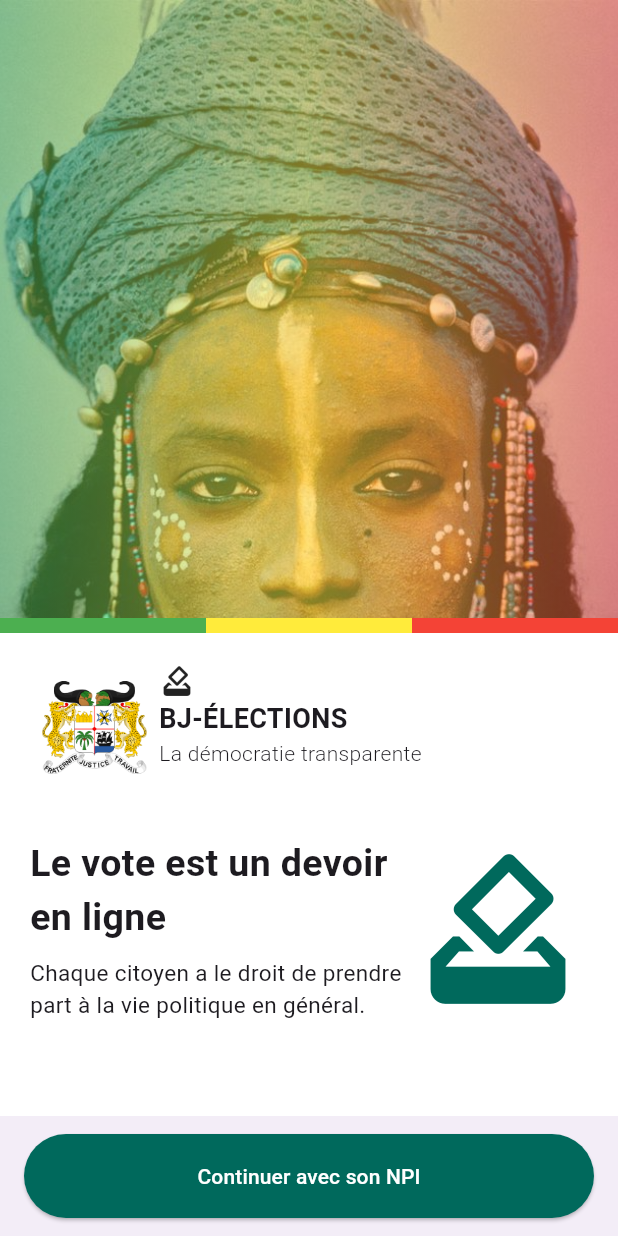
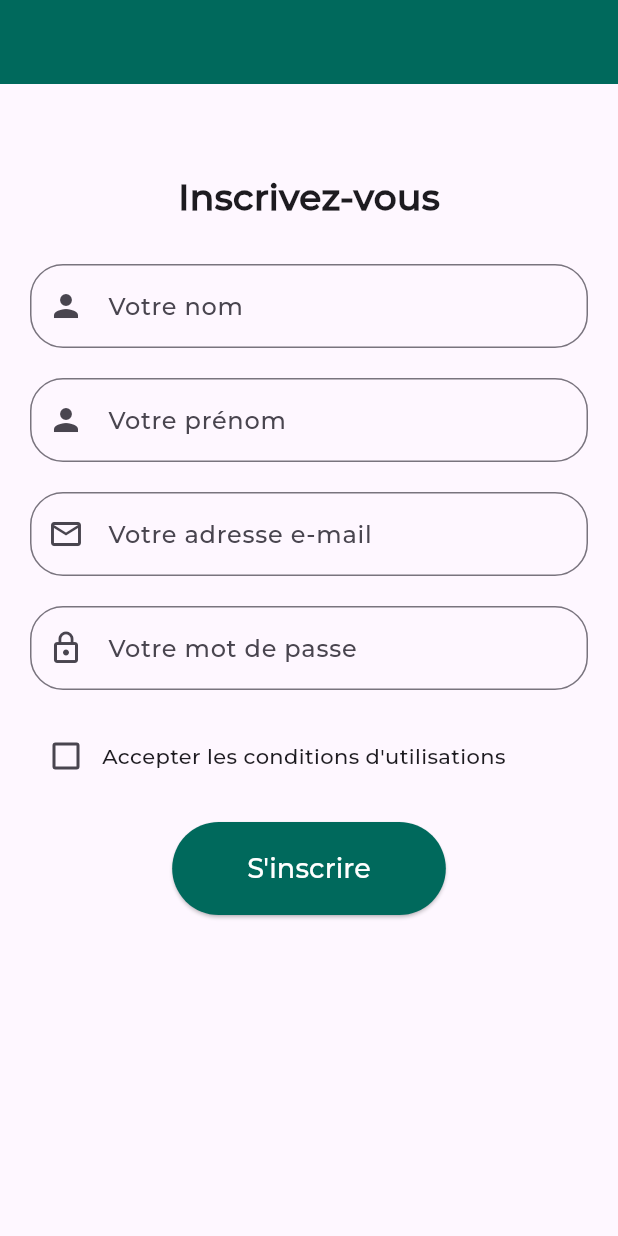
Before and after one commit to mariechristsagbo/tp_dart, a Flutter app: the screen it shows after launch, on a phone screen of 412 x 824 dp. Run offline on Flutter 3.47's test engine with Material 3 defaults, Android fonts, the phone set to English and light mode, and no system bars.

```diff
--- a/lib/main.dart
+++ b/lib/main.dart
@@ -1,6 +1,8 @@
 import 'package:flutter/material.dart';
+import 'package:tp/models/formulaire.dart';
 import 'package:tp/models/home_page.dart';
 import 'package:tp/models/second_page.dart';
+import 'package:tp/models/formulaire.dart';
 
 void main() {
   runApp(const MyApp());
@@ -12,7 +14,7 @@ class MyApp extends StatelessWidget {
   @override
   Widget build(BuildContext context) {
     return MaterialApp(
-      home: HomePage(),
+      home: LoginPage(),
       routes:  {
         '/home': (context) => HomePage(),
         '/second' : (context) => SecondPage(),
--- /dev/null
+++ b/lib/models/formulaire.dart
@@ -0,0 +1,162 @@
+import 'package:flutter/material.dart';
+
+class LoginPage extends StatefulWidget {
+  @override
+  _LoginPageState createState() => _LoginPageState();
+}
+
+class _LoginPageState extends State<LoginPage> {
+  /*String email;
+  String password;*/
+  bool acceptTerms = false;
+
+  @override
+  Widget build(BuildContext context) {
+    return Scaffold(
+      appBar: AppBar(
+        backgroundColor: Colors.teal[800],
+
+      ),
+      body: SingleChildScrollView(
+        padding: EdgeInsets.symmetric(vertical: 50, horizontal: 20),
+        child: Column(
+          crossAxisAlignment: CrossAxisAlignment.start,
+          children: <Widget>[
+            Padding(
+              padding: const EdgeInsets.all(8.0),
+              child: Center(
+                child: Text(
+                  'Inscrivez-vous',
+                  style: TextStyle(
+                    fontSize: 24,
+                    fontWeight: FontWeight.bold,
+                    fontFamily: 'Montserrat',
+                  ),
+                ),
+              ),
+            ),
+
+            SizedBox(height: 20),
+            TextField(
+              decoration: InputDecoration(
+                prefixIcon: Icon(Icons.person),
+                hintText: 'Votre nom',
+                hintStyle: TextStyle(fontFamily: 'Montserrat'),
+                border: OutlineInputBorder(
+                  borderRadius: BorderRadius.circular(22.0),
+                ),
+                focusedBorder: OutlineInputBorder(
+                  borderRadius: BorderRadius.circular(22.0),
+                  borderSide: BorderSide(color: Colors.teal),
+                ),
+              ),
+              onChanged: (value) {
+                // Traitement de la valeur du nom si nécessaire
+              },
+            ),
+            SizedBox(height: 20),
+            TextField(
+              decoration: InputDecoration(
+                prefixIcon: Icon(Icons.person),
+                hintText: 'Votre prénom',
+                hintStyle: TextStyle(fontFamily: 'Montserrat'),
+                border: OutlineInputBorder(
+                  borderRadius: BorderRadius.circular(22.0),
+                ),
+                focusedBorder: OutlineInputBorder(
+                  borderRadius: BorderRadius.circular(22.0),
+                  borderSide: BorderSide(color: Colors.teal),
+                ),
+              ),
+              onChanged: (value) {
+                // Traitement de la valeur du prénom si nécessaire
+              },
+            ),
+
+            SizedBox(height: 20),
+            TextField(
+              decoration: InputDecoration(
+                prefixIcon: Icon(Icons.email_outlined),
+                hintText: 'Votre adresse e-mail',
+                hintStyle: TextStyle (fontFamily: 'Montserrat'),
+                border: OutlineInputBorder(
+                  borderRadius: BorderRadius.circular(22.0),
+                ),
+                focusedBorder: OutlineInputBorder(
+                  borderRadius: BorderRadius.circular(22.0),
+                  borderSide: BorderSide(color: Colors.teal),
+                ),
+              ),
+              onChanged: (value) {
+
+              },
+            ),
+            SizedBox(height: 20),
+            TextField(
+              decoration: InputDecoration(
+                prefixIcon: Icon(Icons.lock_outline),
+                hintText: 'Votre mot de passe',
+                hintStyle: TextStyle (fontFamily: 'Montserrat'),
+                focusColor: Colors.teal[800],
+                border: OutlineInputBorder(
+                  borderRadius: BorderRadius.circular(22.0),
+                ),
+                focusedBorder: OutlineInputBorder(
+                  borderRadius: BorderRadius.circular(22.0),
+                  borderSide: BorderSide(color: Colors.teal),
+                ),
+              ),
+              onChanged: (value) {
+
+              },
+            ),
+            SizedBox(height: 20),
+            Row(
+              children: <Widget>[
+                Checkbox(
+                  value: acceptTerms ?? false, // Utilisation de l'opérateur ?? pour fournir une valeur par défaut si acceptTerms est null
+                  onChanged: (value) {
+                    setState(() {
+                      acceptTerms = value ?? false; // Conversion explicite de value de bool? à bool
+                    });
+                  },
+                  activeColor: Colors.teal[800],
+                ),
+
+
+                Text('Accepter les conditions d\'utilisations',
+                style: TextStyle (
+                  fontFamily: 'Montserrat'
+                ),),
+              ],
+            ),
+
+            SizedBox(height: 20),
+            Center(
+              child: ElevatedButton(
+                style: ElevatedButton.styleFrom(
+                  backgroundColor: Colors.teal[800],
+                  foregroundColor: Colors.white,
+                  padding: EdgeInsets.symmetric(vertical: 18, horizontal: 50),
+                  shape: RoundedRectangleBorder(
+                    borderRadius: BorderRadius.circular(32.0),
+                  ),
+                ),
+                onPressed: () {
+
+                },
+                child: Text(
+                  "S'inscrire",
+                  style: TextStyle(
+                    fontSize: 18.0,
+                    fontFamily: 'Montserrat',
+                  ),
+                ),
+              ),
+            ),
+          ],
+        ),
+      ),
+    );
+  }
+}
--- a/lib/models/home_page.dart
+++ b/lib/models/home_page.dart
@@ -76,12 +76,14 @@ class HomePage extends StatelessWidget {
                               style: TextStyle(
                                 fontWeight: FontWeight.bold,
                                 fontSize: 18,
+                                fontFamily: 'Montserrat'
                               ),
                             ),
                             Text(
                               'La démocratie transparente',
                               style: TextStyle(
                                 fontWeight: FontWeight.w300,
+                                fontFamily: 'Montserrat'
                               ),
                             ),
                           ],
@@ -100,6 +102,7 @@ class HomePage extends StatelessWidget {
                                 style: TextStyle(
                                   fontWeight: FontWeight.bold,
                                   fontSize: 25,
+                                  fontFamily: 'Montserrat',
                                 ),
                               ),
                               SizedBox(height: 8),
@@ -107,6 +110,7 @@ class HomePage extends StatelessWidget {
                                 'Chaque citoyen a le droit de prendre part à la vie politique en général.',
                                 style: TextStyle(
                                   fontSize: 15,
+                                  fontFamily: 'Montserrat'
                                 ),
                               ),
                             ],
@@ -139,6 +143,7 @@ class HomePage extends StatelessWidget {
             'Continuer avec son NPI',
             style: TextStyle(
               fontWeight: FontWeight.w500,
+              fontFamily: 'Montserrat'
             ),
           ),
         ),
--- a/pubspec.yaml
+++ b/pubspec.yaml
@@ -75,7 +75,7 @@ flutter:
   # list giving the asset and other descriptors for the font. For
   # example:
   fonts:
-     - family: Monsterrat
+     - family: Montserrat
        fonts:
          - asset: fonts/Montserrat-Medium.ttf
   #       - asset: fonts/Schyler-Italic.ttf
```
